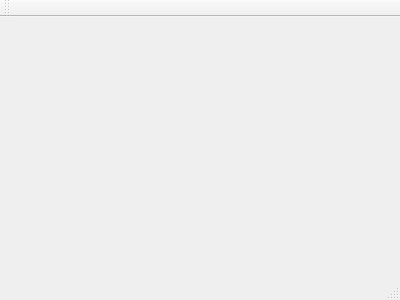
Above: mainwindow.ui from korun/paper_football before the change. Below: the same form after it.
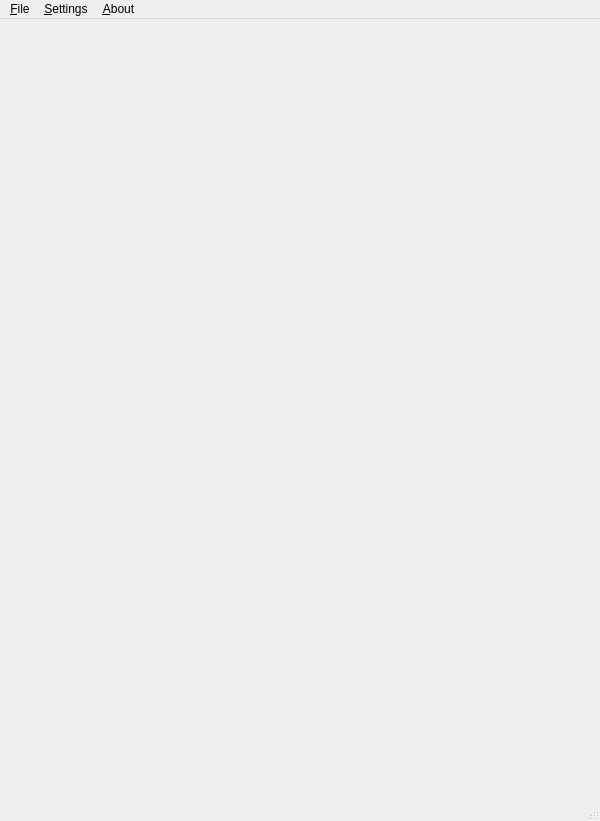
That is the form after the change.

Commit message: Basic form change

Patch:
```diff
--- a/mainwindow.ui
+++ b/mainwindow.ui
@@ -1,24 +1,71 @@
 <ui version="4.0">
  <class>MainWindow</class>
- <widget class="QMainWindow" name="MainWindow" >
-  <property name="geometry" >
+ <widget class="QMainWindow" name="MainWindow">
+  <property name="geometry">
    <rect>
     <x>0</x>
     <y>0</y>
-    <width>400</width>
-    <height>300</height>
+    <width>600</width>
+    <height>821</height>
    </rect>
   </property>
-  <property name="windowTitle" >
+  <property name="minimumSize">
+   <size>
+    <width>600</width>
+    <height>821</height>
+   </size>
+  </property>
+  <property name="windowTitle">
    <string>MainWindow</string>
   </property>
-  <widget class="QMenuBar" name="menuBar" />
-  <widget class="QToolBar" name="mainToolBar" />
-  <widget class="QWidget" name="centralWidget" />
-  <widget class="QStatusBar" name="statusBar" />
+  <widget class="QWidget" name="FieldWidget">
+   <property name="minimumSize">
+    <size>
+     <width>600</width>
+     <height>780</height>
+    </size>
+   </property>
+   <property name="maximumSize">
+    <size>
+     <width>600</width>
+     <height>780</height>
+    </size>
+   </property>
+   <property name="cursor">
+    <cursorShape>ArrowCursor</cursorShape>
+   </property>
+  </widget>
+  <widget class="QMenuBar" name="menuBar">
+   <property name="geometry">
+    <rect>
+     <x>0</x>
+     <y>0</y>
+     <width>600</width>
+     <height>21</height>
+    </rect>
+   </property>
+   <widget class="QMenu" name="menu_File">
+    <property name="title">
+     <string>&amp;File</string>
+    </property>
+   </widget>
+   <widget class="QMenu" name="menu_Settings">
+    <property name="title">
+     <string>&amp;Settings</string>
+    </property>
+   </widget>
+   <widget class="QMenu" name="menu_About">
+    <property name="title">
+     <string>&amp;About</string>
+    </property>
+   </widget>
+   <addaction name="menu_File"/>
+   <addaction name="menu_Settings"/>
+   <addaction name="menu_About"/>
+  </widget>
+  <widget class="QStatusBar" name="statusBar"/>
  </widget>
- <layoutDefault spacing="6" margin="11" />
- <pixmapfunction></pixmapfunction>
+ <layoutdefault spacing="6" margin="11"/>
  <resources/>
  <connections/>
 </ui>
```
Left out of the diff: 1 changed line with no effect on the pictures. The commit also changes 2 other files.
